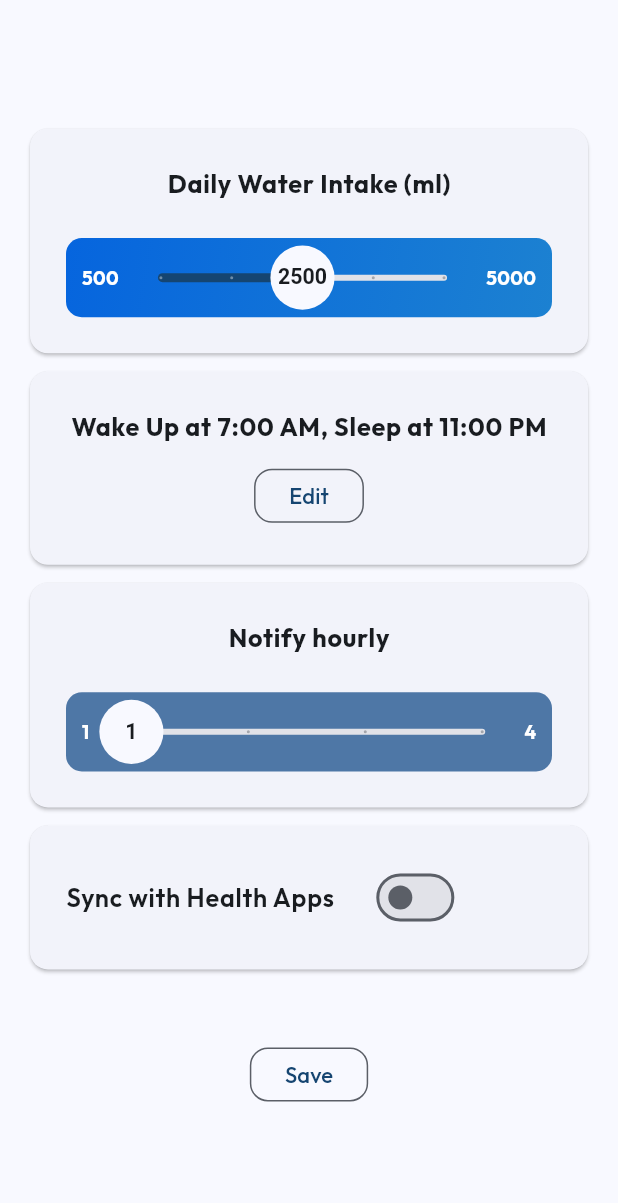
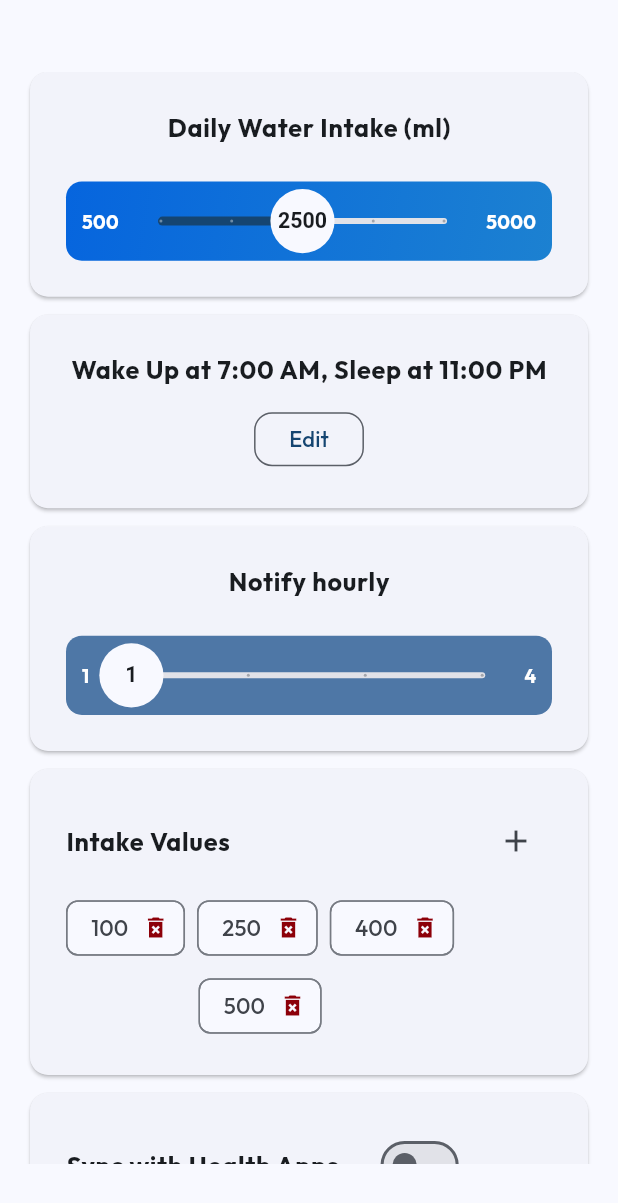
Before and after one commit to zp1ke/aquapact, a Flutter app: the screen it shows after launch, on a phone screen of 412 x 824 dp. Shown: the top 1203 px of the screen. Run offline on Flutter 3.47's test engine with Material 3 defaults, Android fonts, the phone set to English and light mode, and no system bars; our stand-ins replace equatable, fl_chart, flutter_local_notifications, flutter_timezone, get_it, google_fonts and 5 more; missing offline and left inert: time_range_picker, tutorial_coach_mark; generated files the repository leaves out were written again.

Commit message:
feat: target settings intake values

```diff
--- a/lib/l10n/app_en.arb
+++ b/lib/l10n/app_en.arb
@@ -53,6 +53,7 @@
     }
   },
   "intakeRecordDeleted": "Intake record deleted",
+  "intakeValues": "Intake Values",
   "lastNDays": "Last {days} days (and today)",
   "@lastNDays": {
     "placeholders": {
--- a/lib/l10n/app_es.arb
+++ b/lib/l10n/app_es.arb
@@ -53,6 +53,7 @@
     }
   },
   "intakeRecordDeleted": "Registro de consumo eliminado",
+  "intakeValues": "Valores de consumo",
   "lastNDays": "Últimos {days} días (y hoy)",
   "@lastNDays": {
     "placeholders": {
--- a/lib/l10n/app_l10n.dart
+++ b/lib/l10n/app_l10n.dart
@@ -245,6 +245,12 @@ abstract class AppL10n {
   /// **'Intake record deleted'**
   String get intakeRecordDeleted;
 
+  /// No description provided for @intakeValues.
+  ///
+  /// In en, this message translates to:
+  /// **'Intake Values'**
+  String get intakeValues;
+
   /// No description provided for @lastNDays.
   ///
   /// In en, this message translates to:
--- a/lib/l10n/app_l10n_en.dart
+++ b/lib/l10n/app_l10n_en.dart
@@ -90,6 +90,9 @@ class AppL10nEn extends AppL10n {
 
   @override
   String get intakeRecordDeleted => 'Intake record deleted';
+
+  @override
+  String get intakeValues => 'Intake Values';
 
   @override
   String lastNDays(String days) {
--- a/lib/l10n/app_l10n_es.dart
+++ b/lib/l10n/app_l10n_es.dart
@@ -90,6 +90,9 @@ class AppL10nEs extends AppL10n {
 
   @override
   String get intakeRecordDeleted => 'Registro de consumo eliminado';
+
+  @override
+  String get intakeValues => 'Valores de consumo';
 
   @override
   String lastNDays(String days) {
--- a/lib/ui/form/target_settings.dart
+++ b/lib/ui/form/target_settings.dart
@@ -59,6 +59,7 @@ class _TargetSettingsFormState extends State<TargetSettingsForm> {
           card(dailyTargetCard()),
           card(wakeUpSleepTimesCard()),
           card(notificationIntervalCard()),
+          card(intakeValues()),
           card(healthSync()),
           SizedBox(height: AppSize.spacingLarge),
           toolbar(),
@@ -82,6 +83,7 @@ class _TargetSettingsFormState extends State<TargetSettingsForm> {
                 card(dailyTargetCard()),
                 card(wakeUpSleepTimesCard()),
                 card(notificationIntervalCard()),
+                card(intakeValues()),
                 card(healthSync()),
               ],
             ),
@@ -108,12 +110,8 @@ class _TargetSettingsFormState extends State<TargetSettingsForm> {
     return Column(
       spacing: AppSize.spacingLarge,
       children: [
-        Text(
-          '${AppL10n.of(context).dailyWaterIntake} (${measureUnit.symbol})',
-          style: TextTheme.of(context).bodyLarge?.copyWith(
-                fontWeight: FontWeight.bold,
-              ),
-        ),
+        cardTitle(
+            '${AppL10n.of(context).dailyWaterIntake} (${measureUnit.symbol})'),
         SliderWidget(
           value: targetSettings.dailyTarget,
           min: 500.0,
@@ -142,15 +140,10 @@ class _TargetSettingsFormState extends State<TargetSettingsForm> {
     return Column(
       spacing: AppSize.spacingMedium,
       children: [
-        Text(
-          l10n.wakeUpSleepTimes(
-            targetSettings.wakeUpTime.format(context),
-            targetSettings.sleepTime.format(context),
-          ),
-          style: TextTheme.of(context).bodyLarge?.copyWith(
-                fontWeight: FontWeight.bold,
-              ),
-        ),
+        cardTitle(l10n.wakeUpSleepTimes(
+          targetSettings.wakeUpTime.format(context),
+          targetSettings.sleepTime.format(context),
+        )),
         OutlinedButton(
           onPressed: !widget.saving ? editWakeUpSleepTimes : null,
           child: Text(l10n.edit),
@@ -198,13 +191,8 @@ class _TargetSettingsFormState extends State<TargetSettingsForm> {
     return Column(
       spacing: AppSize.spacingLarge,
       children: [
-        Text(
-          AppL10n.of(context)
-              .notifyEveryHours(targetSettings.notificationInterval.inHours),
-          style: TextTheme.of(context).bodyLarge?.copyWith(
-                fontWeight: FontWeight.bold,
-              ),
-        ),
+        cardTitle(AppL10n.of(context)
+            .notifyEveryHours(targetSettings.notificationInterval.inHours)),
         SliderWidget(
           value: targetSettings.notificationInterval.inHours.toDouble(),
           min: 1.0,
@@ -224,16 +212,56 @@ class _TargetSettingsFormState extends State<TargetSettingsForm> {
     );
   }
 
+  Widget intakeValues() {
+    return Column(
+      spacing: AppSize.spacingMedium,
+      crossAxisAlignment: CrossAxisAlignment.start,
+      mainAxisSize: MainAxisSize.min,
+      children: [
+        Row(
+          mainAxisAlignment: MainAxisAlignment.spaceBetween,
+          children: [
+            cardTitle(AppL10n.of(context).intakeValues),
+            IconButton(
+              onPressed: !widget.saving ? () {} : null,
+              icon: AppIcon.add,
+            ),
+          ],
+        ),
+        Wrap(
+          spacing: AppSize.spacingSmall,
+          runSpacing: AppSize.spacingSmall,
+          alignment: WrapAlignment.center,
+          runAlignment: WrapAlignment.center,
+          children: targetSettings.intakeValues
+              .map(
+                (value) => Chip(
+                  label: Text(value.toInt().toString()),
+                  deleteIcon: AppIcon.delete(context),
+                  onDeleted: targetSettings.intakeValues.length > 1
+                      ? () {
+                          setState(() {
+                            targetSettings = targetSettings.copyWith(
+                              intakeValues: targetSettings.intakeValues
+                                  .where((v) => v != value)
+                                  .toList(),
+                            );
+                          });
+                        }
+                      : null,
+                ),
+              )
+              .toList(),
+        ),
+      ],
+    );
+  }
+
   Widget healthSync() {
     return Row(
       spacing: AppSize.spacingLarge,
       children: [
-        Text(
-          AppL10n.of(context).healthSync,
-          style: TextTheme.of(context).bodyLarge?.copyWith(
-                fontWeight: FontWeight.w600,
-              ),
-        ),
+        cardTitle(AppL10n.of(context).healthSync),
         Switch(
           value: targetSettings.healthSync,
           onChanged: (value) async {
@@ -269,6 +297,15 @@ class _TargetSettingsFormState extends State<TargetSettingsForm> {
     );
   }
 
+  Widget cardTitle(String text) {
+    return Text(
+      text,
+      style: TextTheme.of(context).bodyLarge?.copyWith(
+            fontWeight: FontWeight.bold,
+          ),
+    );
+  }
+
   Widget saveButton() {
     return OutlinedButton.icon(
       onPressed: !widget.saving
```
